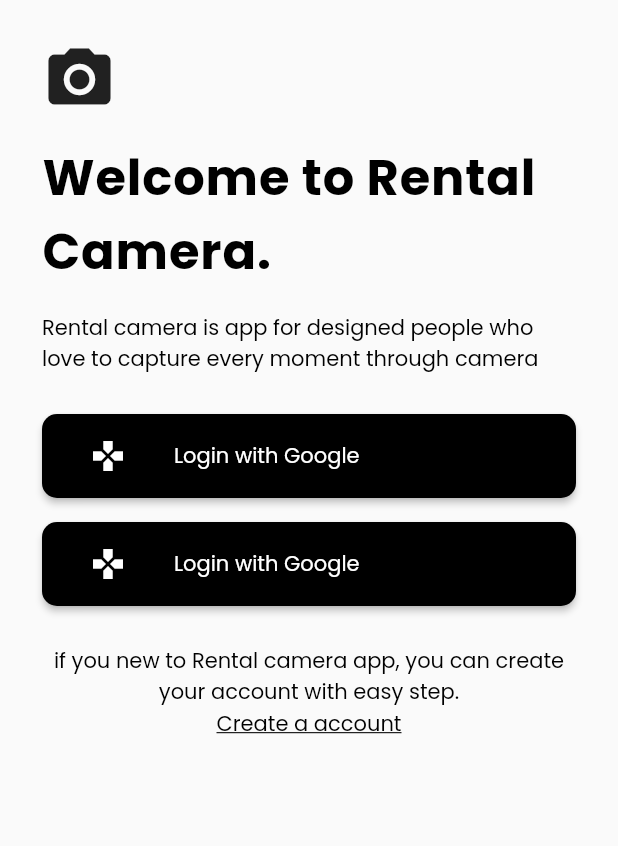
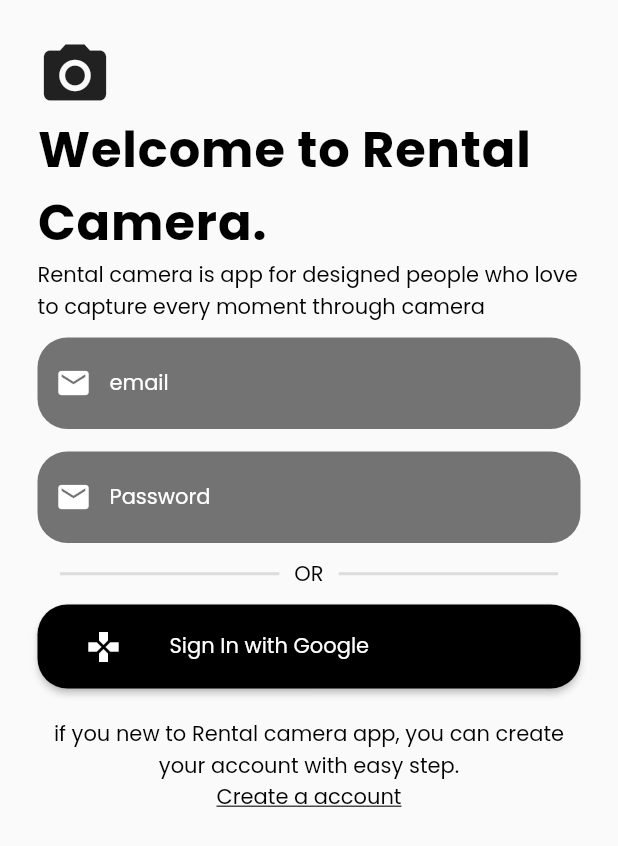
Before and after one commit to ggramadhan/rental-ui, a Flutter app: the screen it shows after launch, after a tap on "Lets get started", on a phone screen of 412 x 824 dp. Shown: the top 846 px of the screen. Run offline on Flutter 3.47's test engine with Material 2 defaults, Android fonts, the phone set to English and light mode, and no system bars; our stand-ins replace google_fonts.

Commit message:
change sign in ui

```diff
--- a/lib/presentation/views/signin/signin.dart
+++ b/lib/presentation/views/signin/signin.dart
@@ -8,38 +8,111 @@ class SignInView extends StatelessWidget {
   Widget build(BuildContext context) {
     return SafeArea(
       child: Scaffold(
-        body: Padding(
-          padding: const EdgeInsets.all(20.0),
+        resizeToAvoidBottomPadding: false,
+        body: Container(
+          padding: EdgeInsets.all(25),
           child: Column(
             crossAxisAlignment: CrossAxisAlignment.start,
             children: [
-              Padding(
-                padding: const EdgeInsets.all(8.0),
-                child: Icon(
+              Icon(
                 Icons.photo_camera,
                 size: 50,
               ),
-              ),
-              Padding(
-                padding: const EdgeInsets.all(8.0),
-                child: Text(
+              Text(
                 'Welcome to Rental Camera.',
                 style: MyText.headlineBlack,
               ),
-              ),
-              Padding(
-                padding: const EdgeInsets.all(8.0),
-                child: Text(
+              Text(
                 'Rental camera is app for designed people who love to capture every moment through camera',
                 style: MyText.subHeadlineBlack,
               ),
+              SizedBox(
+                height: 10,
+              ),
+              TextField(
+                controller: null,
+                focusNode: null,
+                decoration: InputDecoration(
+                  hintText: 'email',
+                  hintStyle: MyText.subHeadlineWhite,
+                  prefixIcon: Icon(
+                    Icons.email,
+                    color: Colors.white,
+                  ),
+                  enabledBorder: OutlineInputBorder(
+                    borderSide: BorderSide(color: Colors.transparent),
+                    borderRadius: BorderRadius.circular(20),
+                  ),
+                  focusedBorder: OutlineInputBorder(
+                    borderSide: BorderSide(color: Colors.transparent),
+                    borderRadius: BorderRadius.circular(20),
+                  ),
+                  fillColor: Colors.black54,
+                  filled: true,
+                ),
+              ),
+              SizedBox(
+                height: 15,
+              ),
+              TextField(
+                controller: null,
+                focusNode: null,
+                obscureText: true,
+                decoration: InputDecoration(
+                  hintText: 'Password',
+                  hintStyle: MyText.subHeadlineWhite,
+                  prefixIcon: Icon(
+                    Icons.email,
+                    color: Colors.white,
+                  ),
+                  enabledBorder: OutlineInputBorder(
+                    borderSide: BorderSide(color: Colors.transparent),
+                    borderRadius: BorderRadius.circular(20),
+                  ),
+                  focusedBorder: OutlineInputBorder(
+                    borderSide: BorderSide(color: Colors.transparent),
+                    borderRadius: BorderRadius.circular(20),
+                  ),
+                  fillColor: Colors.black54,
+                  filled: true,
+                ),
               ),
               SizedBox(height: 10),
-              Padding(
-                padding: const EdgeInsets.all(8.0),
-                child: RaisedButton(
+              Row(
+                children: [
+                  Expanded(
+                    child: Divider(
+                      indent: 15,
+                      thickness: 2,
+                      color: Colors.black12,
+                    ),
+                  ),
+                  SizedBox(
+                    width: 10,
+                  ),
+                  Align(
+                    alignment: Alignment.center,
+                    child: Text(
+                      'OR',
+                      style: MyText.subHeadlineBlack,
+                    ),
+                  ),
+                  SizedBox(
+                    width: 10,
+                  ),
+                  Expanded(
+                    child: Divider(
+                      endIndent: 15,
+                      thickness: 2,
+                      color: Colors.black12,
+                    ),
+                  ),
+                ],
+              ),
+              SizedBox(height: 10),
+              RaisedButton(
                 shape: RoundedRectangleBorder(
-                    borderRadius: BorderRadius.circular(10),
+                  borderRadius: BorderRadius.circular(20),
                 ),
                 color: Colors.black,
                 onPressed: () {},
@@ -49,36 +122,13 @@ class SignInView extends StatelessWidget {
                     color: Colors.white,
                   ),
                   title: Text(
-                      'Login with Google',
+                    'Sign In with Google',
                     style: MyText.subHeadlineWhite,
                   ),
                 ),
               ),
-              ),
-              Padding(
-                padding: const EdgeInsets.all(8.0),
-                child: RaisedButton(
-                  shape: RoundedRectangleBorder(
-                    borderRadius: BorderRadius.circular(10),
-                  ),
-                  color: Colors.black,
-                  onPressed: () {},
-                  child: ListTile(
-                    leading: Icon(
-                      Icons.games,
-                      color: Colors.white,
-                    ),
-                    title: Text(
-                      'Login with Google',
-                      style: MyText.subHeadlineWhite,
-                    ),
-                  ),
-                ),
-              ),
-              SizedBox(height: 10),
-              Padding(
-                padding: const EdgeInsets.all(8.0),
-                child: RichText(
+              SizedBox(height: 20),
+              RichText(
                 textAlign: TextAlign.center,
                 text: TextSpan(
                   text:
@@ -101,7 +151,6 @@ class SignInView extends StatelessWidget {
                   ],
                 ),
               ),
-              ),
             ],
           ),
         ),
--- a/lib/presentation/views/welcome/welcome.dart
+++ b/lib/presentation/views/welcome/welcome.dart
@@ -34,12 +34,15 @@ class WelcomeView extends StatelessWidget {
                       style: MyText.subHeadlineWhite),
                   SizedBox(height: 30),
                   RaisedButton(
+                    shape: RoundedRectangleBorder(
+                      borderRadius: BorderRadius.circular(20),
+                    ),
                     child: Text(
                       'Lets get started',
                       style: MyText.subHeadlineBlack,
                     ),
                     onPressed: () {
-                      Navigator.push(
+                      Navigator.pushReplacement(
                         context,
                         MaterialPageRoute(
                           builder: (BuildContext context) => SignInView(),
```
Lines whose indentation alone changed are shown as unchanged.
